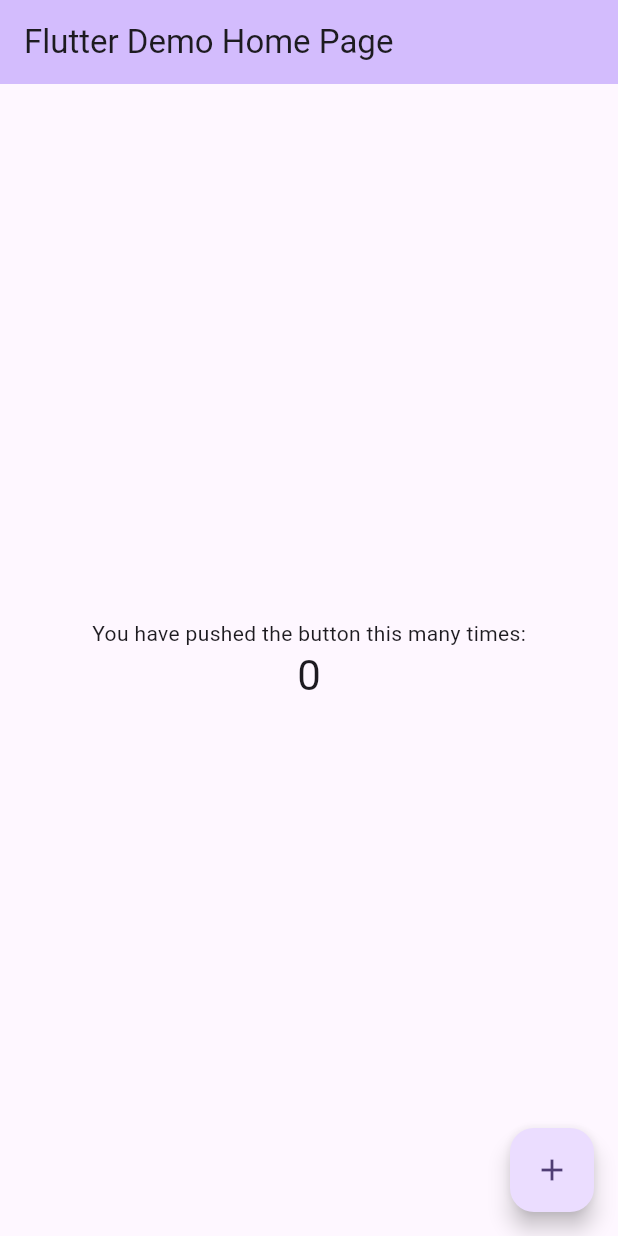
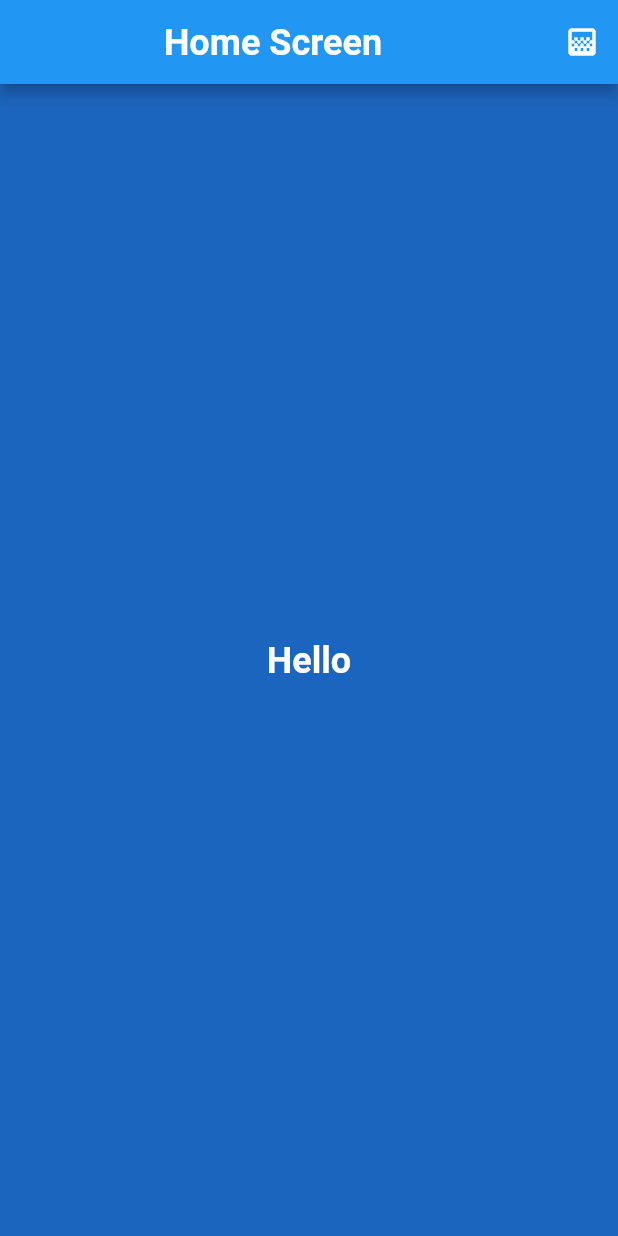
Before and after one commit to Mairramer/test, a Flutter app: the screen it shows after launch, on a phone screen of 412 x 824 dp. Run offline on Flutter 3.47's test engine with Material 2 defaults, Android fonts, the phone set to English and light mode, and no system bars; Roboto replaces fonts that are missing (Montserrat).

Commit message:
initial commit

```diff
--- /dev/null
+++ b/lib/common/constants/constants.dart
@@ -0,0 +1,26 @@
+/// This class contains all the constants used in the app
+class Constants {
+  ///alpha value for the color
+  static const alpha = 255;
+
+  ///min values for red
+  static const minRed = 0;
+
+  /// max values for red
+  static const maxRed = 255;
+
+  /// min values for green
+  static const minGreen = 0;
+
+  /// max values for green
+  static const maxGreen = 255;
+
+  /// min values for blue
+  static const minBlue = 0;
+
+  /// max values for blue
+  static const maxBlue = 255;
+
+  /// min number of colors to gradient
+  static const numColors = 2;
+}
--- /dev/null
+++ b/lib/common/layout/app_sizes.dart
@@ -0,0 +1,28 @@
+// ignore_for_file: public_member_api_docs
+
+mixin AppSizes {
+  /// Base size for the app
+  static const _baseSize = 4.0;
+
+  static const pxZero = 0.0;
+  static const px02 = _baseSize / 2;
+  static const px04 = _baseSize;
+  static const px08 = _baseSize * 2;
+  static const px12 = _baseSize * 3;
+  static const px16 = _baseSize * 4;
+  static const px20 = _baseSize * 5;
+  static const px24 = _baseSize * 6;
+  static const px28 = _baseSize * 7;
+  static const px32 = _baseSize * 8;
+  static const px36 = _baseSize * 9;
+  static const px40 = _baseSize * 10;
+  static const px48 = _baseSize * 12;
+  static const px56 = _baseSize * 14;
+  static const px64 = _baseSize * 16;
+  static const px72 = _baseSize * 18;
+  static const px80 = _baseSize * 20;
+  static const px88 = _baseSize * 22;
+  static const px96 = _baseSize * 24;
+  static const px104 = _baseSize * 26;
+  static const px132 = _baseSize * 33;
+}
--- /dev/null
+++ b/lib/common/layout/app_spaces.dart
@@ -0,0 +1,26 @@
+// ignore_for_file: public_member_api_docs
+
+mixin AppSpaces {
+  /// Base spacing for the app
+  static const _baseSpacing = 4.0;
+
+  static const pxZero = 0.0;
+  static const px02 = _baseSpacing / 2;
+  static const px04 = _baseSpacing;
+  static const px08 = _baseSpacing * 2;
+  static const px12 = _baseSpacing * 3;
+  static const px16 = _baseSpacing * 4;
+  static const px20 = _baseSpacing * 5;
+  static const px24 = _baseSpacing * 6;
+  static const px32 = _baseSpacing * 8;
+  static const px40 = _baseSpacing * 10;
+  static const px48 = _baseSpacing * 12;
+  static const px56 = _baseSpacing * 14;
+  static const px64 = _baseSpacing * 16;
+  static const px72 = _baseSpacing * 18;
+  static const px80 = _baseSpacing * 20;
+  static const px88 = _baseSpacing * 22;
+  static const px96 = _baseSpacing * 24;
+  static const px104 = _baseSpacing * 26;
+  static const px132 = _baseSpacing * 33;
+}
--- /dev/null
+++ b/lib/common/layout/app_strings.dart
@@ -0,0 +1,17 @@
+/// Interface for the app strings.
+abstract class AppStrings {
+  /// The hello string
+  String get hello;
+
+  /// The title of the home screen
+  String get titleHomeScreen;
+}
+
+/// The implementation of the app strings.
+class AppStringsImpl implements AppStrings {
+  @override
+  String get hello => 'Hello';
+
+  @override
+  String get titleHomeScreen => 'Home Screen';
+}
--- /dev/null
+++ b/lib/common/layout/app_typography.dart
@@ -0,0 +1,23 @@
+import 'package:flutter/painting.dart';
+
+/// This class contains the typography styles used in the app
+mixin AppTypography {
+  /// Font family
+  static const fontFamily = 'Montserrat';
+
+  /// Typography styles
+  static const typographyParagraphMedium = TextStyle(
+    fontSize: 16,
+    fontFamily: fontFamily,
+    fontWeight: FontWeight.w500,
+    height: 1.2,
+  );
+
+  /// Typography styles
+  static const typographyHeader3 = TextStyle(
+    fontSize: 24,
+    fontFamily: fontFamily,
+    fontWeight: FontWeight.w600,
+    height: 1.2,
+  );
+}
--- /dev/null
+++ b/lib/core/random_color_generator.dart
@@ -0,0 +1,133 @@
+import 'dart:math';
+
+import 'package:flutter/material.dart';
+import 'package:test/common/constants/constants.dart';
+
+///define a class to generate random colors
+class RandomColorGenerator {
+  final Random _random;
+  final int _alpha;
+  final int _minRed;
+  final int _maxRed;
+  final int _minGreen;
+  final int _maxGreen;
+  final int _minBlue;
+  final int _maxBlue;
+  final double _minBrightness;
+  final double _maxBrightness;
+
+  ///constructor
+  RandomColorGenerator({
+    int alpha = Constants.alpha,
+    int minRed = Constants.minRed,
+    int maxRed = Constants.maxRed,
+    int minGreen = Constants.minGreen,
+    int maxGreen = Constants.maxGreen,
+    int minBlue = Constants.minBlue,
+    int maxBlue = Constants.maxBlue,
+    double minBrightness = 0.0,
+    double maxBrightness = 1.0,
+    Random? random,
+  })  : _random = random ?? Random(),
+        _alpha = alpha,
+        _minRed = minRed,
+        _maxRed = maxRed,
+        _minGreen = minGreen,
+        _maxGreen = maxGreen,
+        _minBlue = minBlue,
+        _maxBlue = maxBlue,
+        _minBrightness = minBrightness,
+        _maxBrightness = maxBrightness;
+
+  ///generate a random color
+  ///Big O: O(n)
+  Color nextColor() {
+    Color color;
+    do {
+      final r = _minRed + _random.nextInt(_maxRed - _minRed + 1);
+      final g = _minGreen + _random.nextInt(_maxGreen - _minGreen + 1);
+      final b = _minBlue + _random.nextInt(_maxBlue - _minBlue + 1);
+      color = Color.fromARGB(_alpha, r, g, b);
+    } while (!isColorWithinBrightnessRange(
+      color,
+      _minBrightness,
+      _maxBrightness,
+    ));
+
+    return color;
+  }
+
+  ///check if the color is within the brightness range
+  ///Big O: O(1)
+  bool isColorWithinBrightnessRange(
+    Color color,
+    double minBrightness,
+    double maxBrightness,
+  ) {
+    final hslColor = HSLColor.fromColor(color);
+    final luminance = hslColor.lightness;
+
+    return luminance >= minBrightness && luminance <= maxBrightness;
+  }
+
+  ///get the text color based on the background color
+  ///Big O: O(n)
+  Color getTextColor(Color backgroundColor, [List<Color>? colors]) {
+    const luminanceThreshold = 0.5;
+    final hslColor = HSLColor.fromColor(backgroundColor);
+    final luminance = hslColor.lightness;
+    if (colors != null) {
+      for (final int i = 0; i < colors.length;) {
+        final hslColor = HSLColor.fromColor(colors[i]);
+        final luminance = hslColor.lightness;
+
+        return luminance > luminanceThreshold ? Colors.black : Colors.white;
+      }
+    }
+
+    return luminance > luminanceThreshold ? Colors.black : Colors.white;
+  }
+
+  ///generate a list of gradient colors
+  ///Big O: O(n)
+  List<Color> generateGradientColors({
+    int numColors = Constants.numColors,
+    RandomColorGenerator? colorGenerator,
+  }) {
+    colorGenerator ??= RandomColorGenerator();
+
+    final List<Color> gradientColors = [];
+    final Set<int> uniqueColors = {};
+
+    while (gradientColors.length < numColors) {
+      final Color color = colorGenerator.nextColor();
+      // Convert Color to its RGB integer representation
+      final int colorValue = color.value;
+
+      if (!uniqueColors.contains(colorValue)) {
+        gradientColors.add(color);
+        uniqueColors.add(colorValue);
+      }
+    }
+
+    return gradientColors;
+  }
+
+  ///generate a random alignment for the gradient
+  ///Big O: O(1)
+  Alignment generateRandomAlignment() {
+    final List<Alignment> alignments = [
+      Alignment.topLeft,
+      Alignment.topCenter,
+      Alignment.topRight,
+      Alignment.centerLeft,
+      Alignment.center,
+      Alignment.centerRight,
+      Alignment.bottomLeft,
+      Alignment.bottomCenter,
+      Alignment.bottomRight,
+    ];
+
+    return alignments[_random.nextInt(alignments.length)];
+  }
+}
--- a/lib/main.dart
+++ b/lib/main.dart
@@ -1,125 +1,6 @@
 import 'package:flutter/material.dart';
+import 'package:test/screens/start_screen.dart';
 
 void main() {
-  runApp(const MyApp());
+  runApp(const StartScreen());
 }
-
-class MyApp extends StatelessWidget {
-  const MyApp({super.key});
-
-  // This widget is the root of your application.
-  @override
-  Widget build(BuildContext context) {
-    return MaterialApp(
-      title: 'Flutter Demo',
-      theme: ThemeData(
-        // This is the theme of your application.
-        //
-        // TRY THIS: Try running your application with "flutter run". You'll see
-        // the application has a blue toolbar. Then, without quitting the app,
-        // try changing the seedColor in the colorScheme below to Colors.green
-        // and then invoke "hot reload" (save your changes or press the "hot
-        // reload" button in a Flutter-supported IDE, or press "r" if you used
-        // the command line to start the app).
-        //
-        // Notice that the counter didn't reset back to zero; the application
-        // state is not lost during the reload. To reset the state, use hot
-        // restart instead.
-        //
-        // This works for code too, not just values: Most code changes can be
-        // tested with just a hot reload.
-        colorScheme: ColorScheme.fromSeed(seedColor: Colors.deepPurple),
-        useMaterial3: true,
-      ),
-      home: const MyHomePage(title: 'Flutter Demo Home Page'),
-    );
-  }
-}
-
-class MyHomePage extends StatefulWidget {
-  const MyHomePage({super.key, required this.title});
-
-  // This widget is the home page of your application. It is stateful, meaning
-  // that it has a State object (defined below) that contains fields that affect
-  // how it looks.
-
-  // This class is the configuration for the state. It holds the values (in this
-  // case the title) provided by the parent (in this case the App widget) and
-  // used by the build method of the State. Fields in a Widget subclass are
-  // always marked "final".
-
-  final String title;
-
-  @override
-  State<MyHomePage> createState() => _MyHomePageState();
-}
-
-class _MyHomePageState extends State<MyHomePage> {
-  int _counter = 0;
-
-  void _incrementCounter() {
-    setState(() {
-      // This call to setState tells the Flutter framework that something has
-      // changed in this State, which causes it to rerun the build method below
-      // so that the display can reflect the updated values. If we changed
-      // _counter without calling setState(), then the build method would not be
-      // called again, and so nothing would appear to happen.
-      _counter++;
-    });
-  }
-
-  @override
-  Widget build(BuildContext context) {
-    // This method is rerun every time setState is called, for instance as done
-    // by the _incrementCounter method above.
-    //
-    // The Flutter framework has been optimized to make rerunning build methods
-    // fast, so that you can just rebuild anything that needs updating rather
-    // than having to individually change instances of widgets.
-    return Scaffold(
-      appBar: AppBar(
-        // TRY THIS: Try changing the color here to a specific color (to
-        // Colors.amber, perhaps?) and trigger a hot reload to see the AppBar
-        // change color while the other colors stay the same.
-        backgroundColor: Theme.of(context).colorScheme.inversePrimary,
-        // Here we take the value from the MyHomePage object that was created by
-        // the App.build method, and use it to set our appbar title.
-        title: Text(widget.title),
-      ),
-      body: Center(
-        // Center is a layout widget. It takes a single child and positions it
-        // in the middle of the parent.
-        child: Column(
-          // Column is also a layout widget. It takes a list of children and
-          // arranges them vertically. By default, it sizes itself to fit its
-          // children horizontally, and tries to be as tall as its parent.
-          //
-          // Column has various properties to control how it sizes itself and
-          // how it positions its children. Here we use mainAxisAlignment to
-          // center the children vertically; the main axis here is the vertical
-          // axis because Columns are vertical (the cross axis would be
-          // horizontal).
-          //
-          // TRY THIS: Invoke "debug painting" (choose the "Toggle Debug Paint"
-          // action in the IDE, or press "p" in the console), to see the
-          // wireframe for each widget.
-          mainAxisAlignment: MainAxisAlignment.center,
-          children: <Widget>[
-            const Text(
-              'You have pushed the button this many times:',
-            ),
-            Text(
-              '$_counter',
-              style: Theme.of(context).textTheme.headlineMedium,
-            ),
-          ],
-        ),
-      ),
-      floatingActionButton: FloatingActionButton(
-        onPressed: _incrementCounter,
-        tooltip: 'Increment',
-        child: const Icon(Icons.add),
-      ), // This trailing comma makes auto-formatting nicer for build methods.
-    );
-  }
-}
--- /dev/null
+++ b/lib/screens/home_screen.dart
@@ -0,0 +1,141 @@
+import 'package:flutter/material.dart';
+import 'package:test/common/layout/app_sizes.dart';
+import 'package:test/common/layout/app_strings.dart';
+import 'package:test/common/layout/app_typography.dart';
+import 'package:test/core/random_color_generator.dart';
+
+/// This is the home screen of the app
+class HomeScreen extends StatefulWidget {
+  /// Constructor
+  const HomeScreen({Key? key}) : super(key: key);
+
+  @override
+  State<HomeScreen> createState() => _HomeScreenState();
+}
+
+class _HomeScreenState extends State<HomeScreen> {
+  final _colorTextEditingController = TextEditingController();
+
+  final AppStrings _appStrings = AppStringsImpl();
+  RandomColorGenerator _colorGenerator = RandomColorGenerator();
+  Color _backgroundColor = Colors.white;
+  Color _textColor = Colors.black;
+  bool _isGradient = false;
+  List<Color> _gradientColors = [
+    Colors.white,
+    Colors.white,
+  ];
+
+  @override
+  void initState() {
+    super.initState();
+    _colorGenerator = RandomColorGenerator();
+    _backgroundColor = _colorGenerator.nextColor();
+    _textColor = _colorGenerator.getTextColor(_backgroundColor);
+    _isGradient = false;
+  }
+
+  @override
+  void dispose() {
+    _colorTextEditingController.dispose();
+    super.dispose();
+  }
+
+  @override
+  Widget build(BuildContext context) {
+    return GestureDetector(
+      onTap: () => _changeBackgroundColor(),
+      child: Scaffold(
+        appBar: AppBar(
+          title: Center(
+            child: Text(
+              _appStrings.titleHomeScreen,
+              style: AppTypography.typographyHeader3,
+            ),
+          ),
+          actions: [
+            IconButton(
+              onPressed: _toggleIsGradient,
+              icon: Icon(_isGradient ? Icons.color_lens : Icons.gradient),
+            ),
+          ],
+        ),
+        body: Stack(
+          children: [
+            DecoratedBox(
+              key: UniqueKey(),
+              decoration: BoxDecoration(
+                color: _isGradient ? null : _backgroundColor,
+                gradient: _isGradient
+                    ? LinearGradient(
+                        colors: _gradientColors,
+                        begin: _colorGenerator.generateRandomAlignment(),
+                        end: _colorGenerator.generateRandomAlignment(),
+                        tileMode: TileMode.mirror,
+                      )
+                    : null,
+              ),
+              child: Center(
+                child: Text(
+                  _appStrings.hello,
+                  style: AppTypography.typographyHeader3.copyWith(
+                    color: _textColor,
+                  ),
+                  textAlign: TextAlign.center,
+                ),
+              ),
+            ),
+            if (_isGradient)
+              Container(
+                margin: const EdgeInsets.all(16),
+                decoration: BoxDecoration(
+                  color: Colors.grey[200],
+                  borderRadius: BorderRadius.circular(AppSizes.px08),
+                ),
+                child: TextFormField(
+                  keyboardType: TextInputType.number,
+                  controller: _colorTextEditingController,
+                  decoration: const InputDecoration(
+                    labelText: 'Enter a number of colors',
+                    contentPadding: EdgeInsets.all(16),
+                    border: InputBorder.none,
+                  ),
+                  onFieldSubmitted: (value) {
+                    _changeBackgroundColor(numColors: int.tryParse(value));
+                  },
+                ),
+              ),
+          ],
+        ),
+      ),
+    );
+  }
+
+  void _toggleIsGradient() {
+    setState(() {
+      _isGradient = !_isGradient;
+    });
+  }
+
+  void _changeBackgroundColor({int? numColors}) {
+    if (_isGradient && _colorTextEditingController.text.isNotEmpty) {
+      numColors = int.tryParse(_colorTextEditingController.text);
+    }
+
+    final newClampedNumColors = numColors?.clamp(3, 10000) ?? 3;
+
+    setState(() {
+      if (_isGradient) {
+        _gradientColors = _colorGenerator.generateGradientColors(
+          numColors: newClampedNumColors,
+        );
+      } else {
+        _backgroundColor = _colorGenerator.nextColor();
+      }
+      _textColor = _colorGenerator.getTextColor(
+        _isGradient ? _gradientColors.first : _backgroundColor,
+        _gradientColors,
+      );
+    });
+  }
+}
--- /dev/null
+++ b/lib/screens/start_screen.dart
@@ -0,0 +1,33 @@
+import 'package:flutter/material.dart';
+import 'package:test/screens/home_screen.dart';
+
+///
+class StartScreen extends StatefulWidget {
+  ///
+  const StartScreen({Key? key}) : super(key: key);
+
+  @override
+  State<StartScreen> createState() => _StartScreenState();
+}
+
+class _StartScreenState extends State<StartScreen> {
+  @override
+  Widget build(BuildContext context) {
+    return MaterialApp(
+      title: 'Test',
+      theme: ThemeData(
+        fontFamily: 'Roboto',
+        bottomSheetTheme: const BottomSheetThemeData(
+          backgroundColor: Colors.transparent,
+        ),
+        canvasColor: Colors.transparent,
+        primaryColor: Colors.white,
+        colorScheme: ColorScheme.fromSwatch().copyWith(secondary: Colors.orange)
+          ..copyWith(
+            background: Colors.amber,
+          ),
+      ),
+      home: const HomeScreen(),
+    );
+  }
+}
```
Also changed, not shown: 6 other files.
